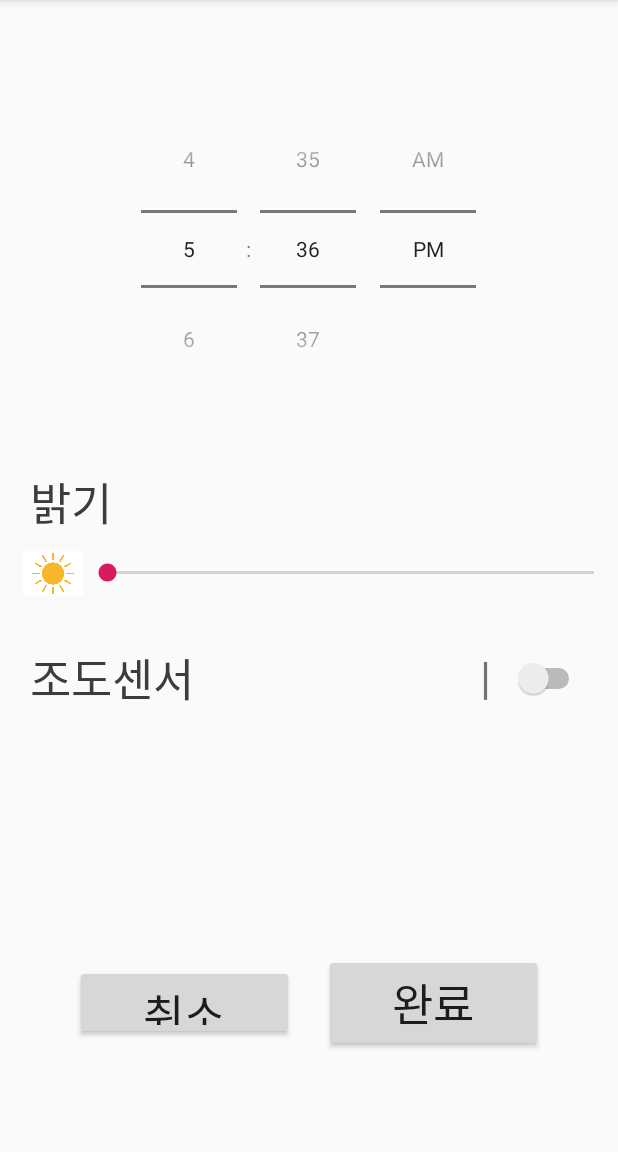
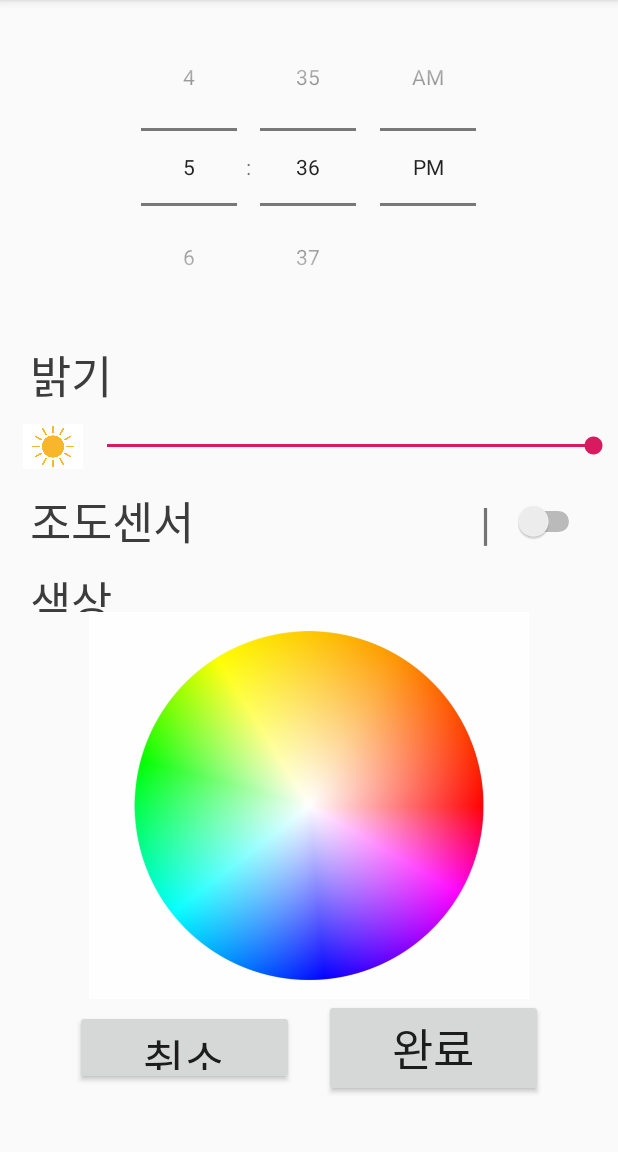
Before and after one commit to miny20023/Mobile_SW_Project, an Android app: the SubActivity_reservation screen opened directly, with no data from a screen before it, on a phone screen of 412 x 824 dp, the part 84-1236 px from its top. Run offline under Robolectric (Android 15) with nearby library versions, the phone set to English and light mode, and no system bars.

Commit message:
191118
191118

```diff
--- a/app/src/main/AndroidManifest.xml
+++ b/app/src/main/AndroidManifest.xml
@@ -9,6 +9,7 @@
         android:roundIcon="@mipmap/ic_launcher_round"
         android:supportsRtl="true"
         android:theme="@style/AppTheme">
+        <activity android:name=".SubActivity_timesetting"></activity>
         <activity android:name=".SubActivity_reservationList"></activity>
         <activity android:name=".SubActivity_reservation"/>
         <activity android:name=".SubActivity_passive" />
--- a/app/src/main/java/com/example/myapplication2/SubActivity_passive.java
+++ b/app/src/main/java/com/example/myapplication2/SubActivity_passive.java
@@ -126,7 +126,7 @@ import java.io.InputStream;
 
     // 완료 버튼 눌렀을 때
     public void passiveCompleteOnClick (View v) {
-
+        finish();
     }
 
 //    <!--  Color UI  -->
--- a/app/src/main/res/layout/activity_sub_passive.xml
+++ b/app/src/main/res/layout/activity_sub_passive.xml
@@ -83,13 +83,12 @@
                 android:layout_marginTop="15dp"
                 android:layout_marginLeft="140dp"
                 android:layout_marginRight="50dp"
-
                 android:fontFamily="@font/sdmisaeng"
                 android:onClick="passiveCompleteOnClick"
                 android:text="완료"
                 android:textSize="30dp" />
 
-        </LinearLayout>     <!--  -->
+        </LinearLayout>
 
     </LinearLayout>
 </LinearLayout>
--- a/app/src/main/res/layout/activity_sub_reservation.xml
+++ b/app/src/main/res/layout/activity_sub_reservation.xml
@@ -9,7 +9,7 @@
         android:layout_width="match_parent"
         android:layout_height="wrap_content"
         android:timePickerMode="spinner"
-        android:layout_marginTop="60dp"/>
+        android:layout_marginTop="5dp"/>
 
     <!-- 밝기 조절 -->
     <TextView
@@ -20,7 +20,7 @@
         android:textSize="30dp"
         android:textColor="#3c3c3c"
         android:layout_marginLeft="20dp"
-        android:layout_marginTop="40dp"
+        android:layout_marginTop="10dp"
         android:fontFamily="@font/sdmisaeng"/>
 
     <LinearLayout
@@ -43,13 +43,13 @@
             android:layout_weight="1"
             android:max="100"
             android:min="10"
-            android:progress="10"/>
+            android:progress="255"/>
     </LinearLayout>
 
     <!-- 조도 설정 -->
     <FrameLayout
         android:layout_width="match_parent"
-        android:layout_height="wrap_content"
+        android:layout_height="50dp"
         android:orientation="horizontal">
 
         <Switch
@@ -57,7 +57,6 @@
             android:layout_width="370dp"
             android:layout_height="50dp"
             android:layout_weight="1"
-            android:layout_marginTop="20dp"
             android:layout_marginLeft="20dp"
             android:layout_marginRight="20dp"
             android:text="조도센서"
@@ -69,16 +68,31 @@
             android:layout_width="30dp"
             android:layout_height="50dp"
             android:layout_marginLeft="320dp"
-            android:layout_marginTop="23dp"
+            android:layout_marginTop="5dp"
             android:textSize="30dp"
             android:text="|" />
     </FrameLayout>
+
+    <TextView
+        android:layout_width="wrap_content"
+        android:layout_height="30dp"
+        android:layout_marginLeft="20dp"
+        android:layout_marginTop="5dp"
+        android:text="색상"
+        android:textSize="30dp"
+        android:textColor="#3c3c3c"
+        android:fontFamily="@font/sdmisaeng"/>
+
+    <ImageView
+        android:id="@+id/imageView"
+        android:layout_width="match_parent"
+        android:layout_height="258dp"
+        app:srcCompat="@drawable/colorpalette" />
 
     <!-- 완료, 취소 버튼 -->
     <LinearLayout
         android:layout_width="match_parent"
         android:layout_height="wrap_content"
-        android:layout_marginTop="155dp"
         android:orientation="horizontal">
 
         <Button
```
Also changed, not shown: app/src/main/java/com/example/myapplication2/MainActivity.java (+20 -1 lines), app/src/main/java/com/example/myapplication2/SubActivity_timesetting.java (added, +33 -0 lines), app/src/main/res/layout/activity_main.xml (+13 -2 lines), app/src/main/res/layout/activity_sub_timesetting.xml (added, +20 -0 lines), app/gradle/wrapper/gradle-wrapper.properties (added), app/src/main/res/drawable/clock.jpg (added), app/src/main/res/drawable/clock2.png (added), app/src/main/res/drawable/clock3.png (added), app/src/main/res/drawable/clock4.png (added), app/src/main/res/drawable/clock5.png (added), app/src/main/res/drawable/clock6.png (added), app/src/main/res/drawable/clock7.webp (added), app/src/main/res/drawable/clock8.png (added), 4 other files.
